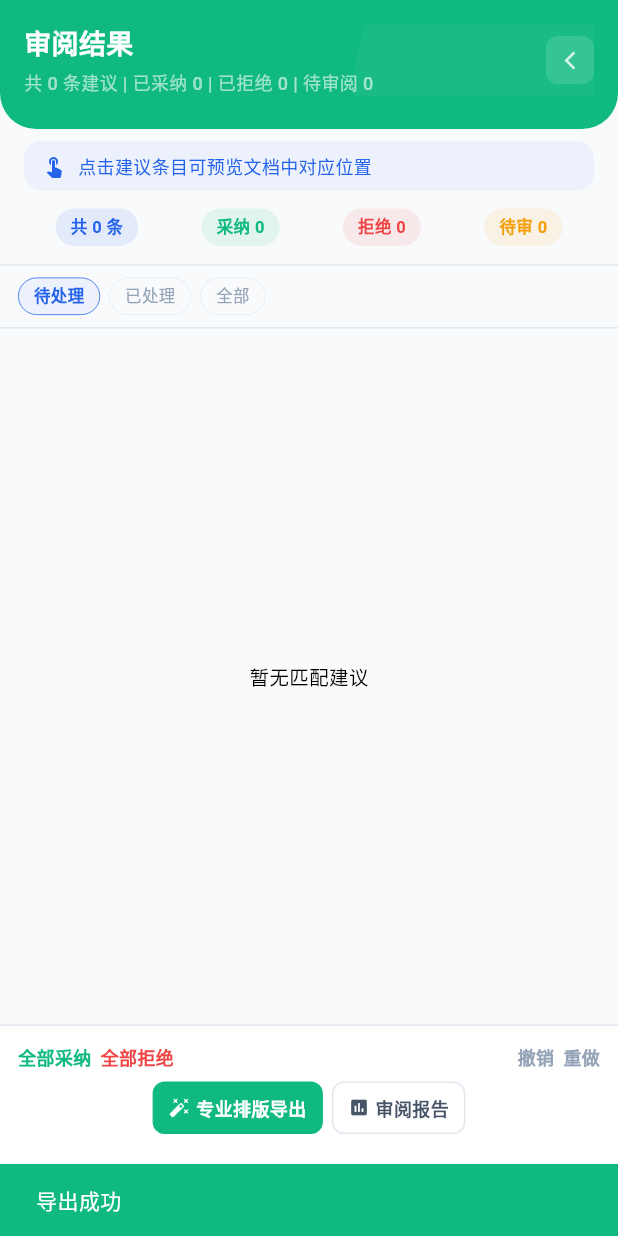
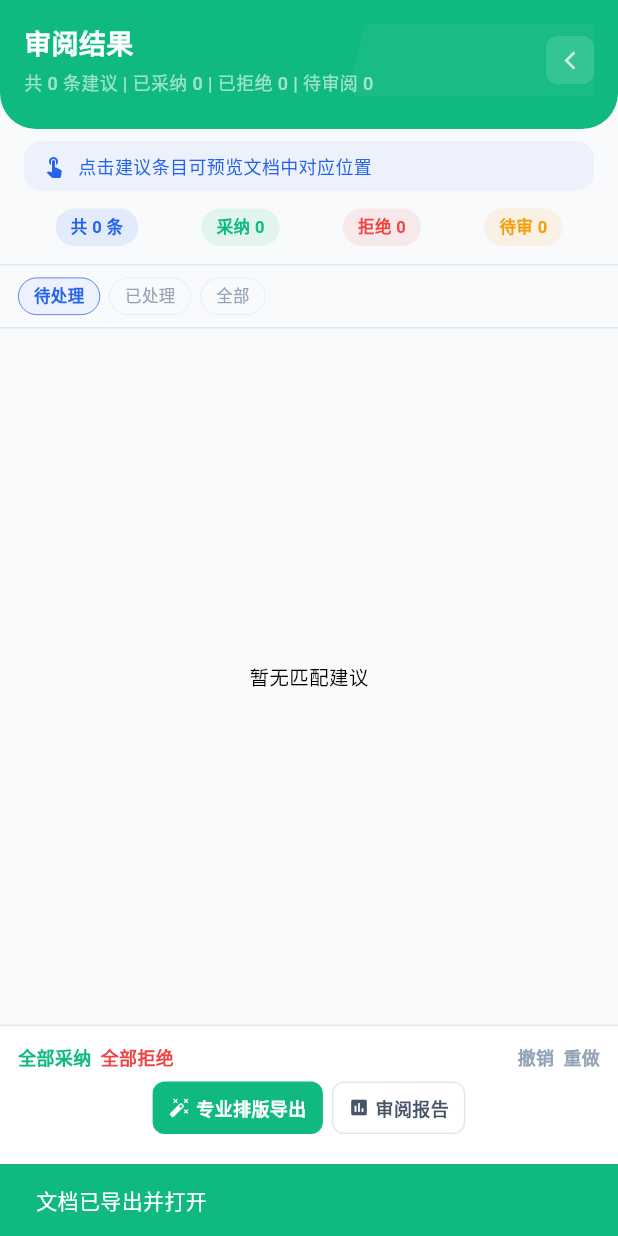
Before and after one commit to carsonbox2025/docforge_app, a Flutter app: the _ReviewStage screen opened directly, after a tap on "专业排版导出", on a phone screen of 412 x 824 dp. Run offline on Flutter 3.47's test engine with Material 3 defaults, Android fonts, the phone set to English and light mode, and no system bars; our stand-ins replace connectivity_plus, dio, equatable, file_picker, flutter_markdown, flutter_riverpod and 9 more; missing offline and left inert: dart:html; accounts and stored records are empty; Roboto replaces fonts that are missing (PingFang SC).

Commit message:
fix(polish): 导出后直接打开Word文档，错误信息透明化
- exportDocument 错误信息从'导出失败'改为展示具体异常内容
- 增加mounted检查防止内存泄漏
- _doExport 成功提示改为'文档已导出并打开'
- 失败时展示4秒并显示具体错误信息

```diff
--- a/lib/features/polish/domain/providers/polish_provider.dart
+++ b/lib/features/polish/domain/providers/polish_provider.dart
@@ -499,7 +499,12 @@ class PolishNotifier extends StateNotifier<PolishState> {
       state = state.copyWith(isProcessing: false);
     } catch (e) {
       debugPrint('[Polish] export error: $e');
-      state = state.copyWith(isProcessing: false, errorMessage: '导出失败');
+      if (mounted) {
+        state = state.copyWith(
+          isProcessing: false,
+          errorMessage: '导出失败：$e',
+        );
+      }
     }
   }
 
--- a/lib/features/polish/presentation/pages/polish_page.dart
+++ b/lib/features/polish/presentation/pages/polish_page.dart
@@ -501,14 +501,22 @@ class _ReviewSuggestionPanel extends ConsumerWidget {
       if (context.mounted) {
         scaffold.hideCurrentSnackBar();
         scaffold.showSnackBar(
-          const SnackBar(content: Text('导出成功'), backgroundColor: AppColors.success),
+          const SnackBar(
+            content: Text('文档已导出并打开'),
+            backgroundColor: AppColors.success,
+            duration: Duration(seconds: 2),
+          ),
         );
       }
     } catch (e) {
       if (context.mounted) {
         scaffold.hideCurrentSnackBar();
         scaffold.showSnackBar(
-          SnackBar(content: Text('导出失败: $e'), backgroundColor: AppColors.error),
+          SnackBar(
+            content: Text('导出失败: $e'),
+            backgroundColor: AppColors.error,
+            duration: const Duration(seconds: 4),
+          ),
         );
       }
     }
```
